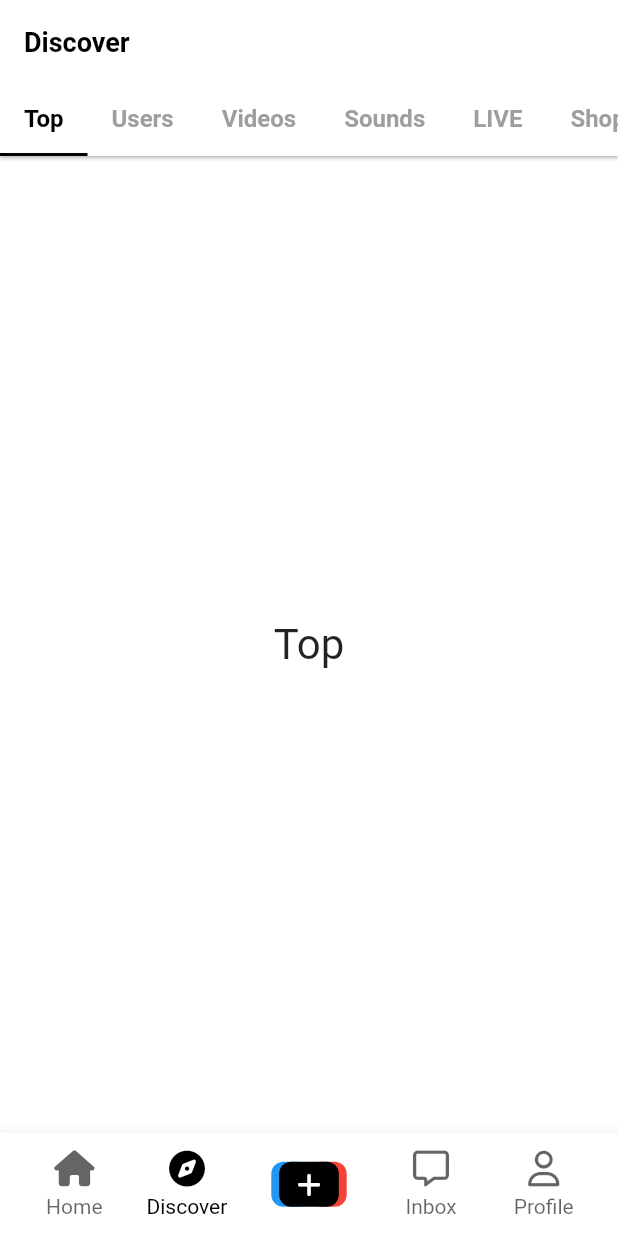
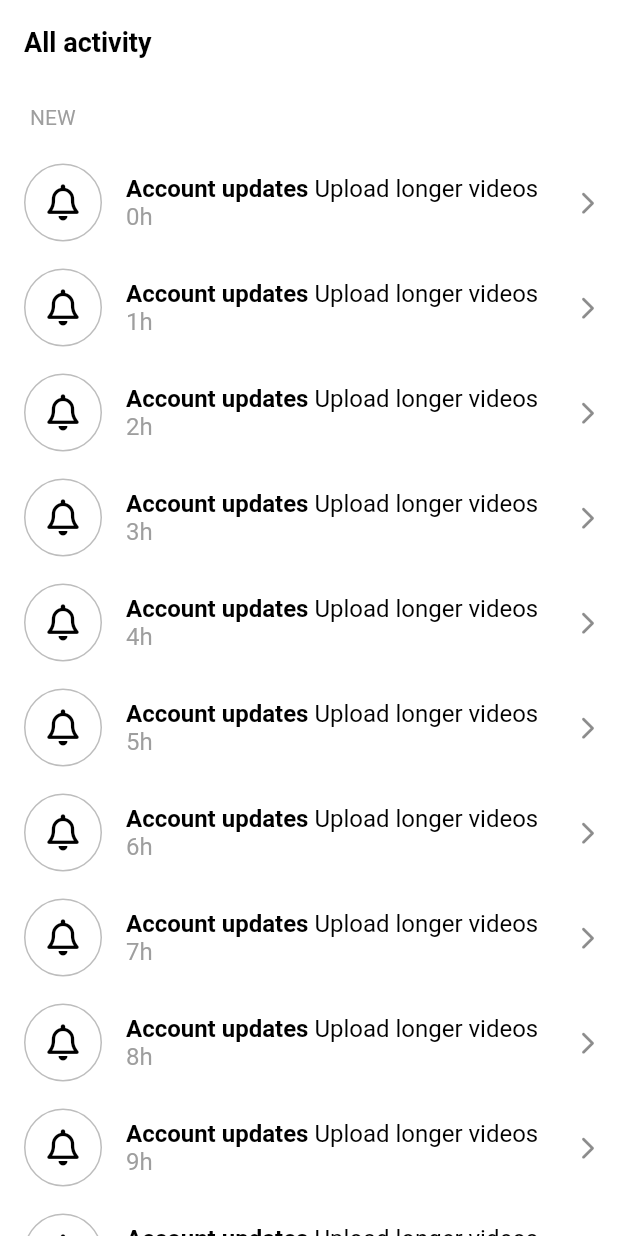
Before and after one commit to Saehanseul/tiktok_clone, a Flutter app: the screen it shows after launch, on a phone screen of 412 x 824 dp. Run offline on Flutter 3.47's test engine with Material 2 defaults, Android fonts, the phone set to English and light mode, and no system bars; our stand-ins replace font_awesome_flutter, video_player, visibility_detector.

Commit message:
Feat: add inbox & activity screens

```diff
--- a/lib/constants/sizes.dart
+++ b/lib/constants/sizes.dart
@@ -13,6 +13,7 @@ class Sizes {
   static const size12 = 12.0;
   static const size14 = 14.0;
   static const size16 = 16.0;
+  static const size18 = 18.0;
   static const size20 = 20.0;
   static const size24 = 24.0;
   static const size28 = 28.0;
--- /dev/null
+++ b/lib/features/inbox/screens/activity_screen.dart
@@ -0,0 +1,132 @@
+import 'package:flutter/material.dart';
+import 'package:font_awesome_flutter/font_awesome_flutter.dart';
+import 'package:tiktok_clone/constants/gaps.dart';
+import 'package:tiktok_clone/constants/sizes.dart';
+
+class ActivityScreen extends StatefulWidget {
+  const ActivityScreen({super.key});
+
+  @override
+  State<ActivityScreen> createState() => _ActivityScreenState();
+}
+
+class _ActivityScreenState extends State<ActivityScreen> {
+  final List<String> _notifications = List.generate(20, (index) => "${index}h");
+
+  void _onDismissed(String notification) {
+    _notifications.remove(notification);
+  }
+
+  @override
+  Widget build(BuildContext context) {
+    return Scaffold(
+      appBar: AppBar(
+        title: const Text("All activity"),
+      ),
+      body: ListView(
+        // padding: const EdgeInsets.symmetric(
+        //   horizontal: Sizes.size20,
+        // ),
+        children: [
+          Gaps.v14,
+          Padding(
+            padding: const EdgeInsets.symmetric(
+              horizontal: Sizes.size20,
+            ),
+            child: Text(
+              "NEW",
+              style: TextStyle(
+                color: Colors.grey.shade500,
+                fontSize: Sizes.size14,
+              ),
+            ),
+          ),
+          Gaps.v14,
+          for (var notification in _notifications)
+            Dismissible(
+              key: Key(notification),
+              onDismissed: (direction) => _onDismissed(notification),
+              background: Container(
+                alignment: Alignment.centerLeft,
+                color: Colors.green,
+                child: const Padding(
+                  padding: EdgeInsets.only(
+                    right: Sizes.size10,
+                  ),
+                  child: FaIcon(
+                    FontAwesomeIcons.checkDouble,
+                    size: Sizes.size32,
+                    color: Colors.white,
+                  ),
+                ),
+              ),
+              secondaryBackground: Container(
+                alignment: Alignment.centerRight,
+                color: Colors.red,
+                child: const Padding(
+                  padding: EdgeInsets.only(
+                    right: Sizes.size10,
+                  ),
+                  child: FaIcon(
+                    FontAwesomeIcons.trash,
+                    size: Sizes.size32,
+                    color: Colors.white,
+                  ),
+                ),
+              ),
+              child: ListTile(
+                minVerticalPadding: Sizes.size16,
+                // contentPadding: EdgeInsets.zero,
+                leading: Container(
+                  decoration: BoxDecoration(
+                    shape: BoxShape.circle,
+                    color: Colors.white,
+                    border: Border.all(
+                      color: Colors.grey.shade400,
+                      width: Sizes.size1,
+                    ),
+                  ),
+                  width: Sizes.size52,
+                  child: const Center(
+                    child: FaIcon(
+                      FontAwesomeIcons.bell,
+                      color: Colors.black,
+                    ),
+                  ),
+                ),
+                title: RichText(
+                  text: TextSpan(
+                    text: "Account updates",
+                    style: const TextStyle(
+                      fontWeight: FontWeight.w600,
+                      color: Colors.black,
+                      fontSize: Sizes.size16,
+                    ),
+                    children: [
+                      const TextSpan(
+                        text: " Upload longer videos",
+                        style: TextStyle(
+                          fontWeight: FontWeight.normal,
+                        ),
+                      ),
+                      TextSpan(
+                        text: " $notification",
+                        style: TextStyle(
+                          fontWeight: FontWeight.normal,
+                          color: Colors.grey.shade500,
+                        ),
+                      ),
+                    ],
+                  ),
+                ),
+                trailing: const FaIcon(
+                  FontAwesomeIcons.chevronRight,
+                  size: Sizes.size16,
+                ),
+              ),
+            ),
+        ],
+      ),
+    );
+  }
+}
--- a/lib/features/main_navigation/screens/main_navigation_screen.dart
+++ b/lib/features/main_navigation/screens/main_navigation_screen.dart
@@ -3,6 +3,7 @@ import 'package:font_awesome_flutter/font_awesome_flutter.dart';
 import 'package:tiktok_clone/constants/gaps.dart';
 import 'package:tiktok_clone/constants/sizes.dart';
 import 'package:tiktok_clone/features/discover/screens/discover_screen.dart';
+import 'package:tiktok_clone/features/inbox/screens/inbox_screen.dart';
 import 'package:tiktok_clone/features/main_navigation/widgets/nav_tab.dart';
 import 'package:tiktok_clone/features/main_navigation/widgets/post_video_button.dart';
 import 'package:tiktok_clone/features/videos/screens/video_timeline_screen.dart';
@@ -46,11 +47,11 @@ class _MainNavigationScreenState extends State<MainNavigationScreen> {
         ),
         Offstage(
           offstage: _selectedIndex != 1,
-          child: DiscoverScreen(),
+          child: const DiscoverScreen(),
         ),
         Offstage(
           offstage: _selectedIndex != 3,
-          child: Container(),
+          child: const InboxScreen(),
         ),
         Offstage(
           offstage: _selectedIndex != 4,
--- a/lib/main.dart
+++ b/lib/main.dart
@@ -1,6 +1,6 @@
 import 'package:flutter/material.dart';
 import 'package:tiktok_clone/constants/sizes.dart';
-import 'package:tiktok_clone/features/main_navigation/screens/main_navigation_screen.dart';
+import 'package:tiktok_clone/features/inbox/screens/activity_screen.dart';
 
 void main() {
   runApp(const TikTokApp());
@@ -19,6 +19,11 @@ class TikTokApp extends StatelessWidget {
         // useMaterial3: true,
         scaffoldBackgroundColor: Colors.white,
         primaryColor: const Color(0xFFE9435A),
+        textSelectionTheme: const TextSelectionThemeData(
+          cursorColor: Color(0xFFE9435A),
+        ),
+        highlightColor: Colors.transparent,
+        splashColor: Colors.transparent,
         appBarTheme: const AppBarTheme(
           foregroundColor: Colors.black,
           backgroundColor: Colors.white,
@@ -30,7 +35,7 @@ class TikTokApp extends StatelessWidget {
           ),
         ),
       ),
-      home: MainNavigationScreen(),
+      home: const ActivityScreen(),
     );
   }
 }
--- a/pubspec.yaml
+++ b/pubspec.yaml
@@ -64,6 +64,7 @@ flutter:
   # To add assets to your application, add an assets section, like this:
   assets:
     - assets/videos/
+    - assets/images/
     # - images/a_dot_ham.jpeg
 
   # An image asset can refer to one or more resolution-specific "variants", see
```
Also changed, not shown: lib/features/discover/screens/discover_screen.dart (+111 -5 lines), lib/features/inbox/screens/inbox_screen.dart (added, +89 -0 lines), assets/images/ocean.jpeg (added), 1 other file.
